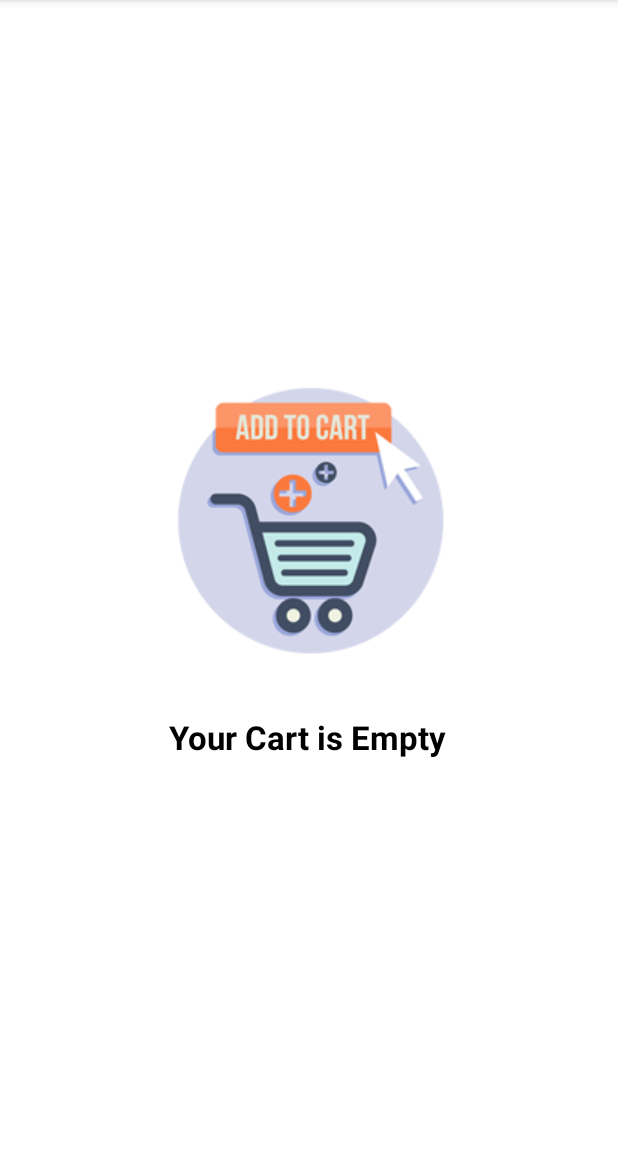
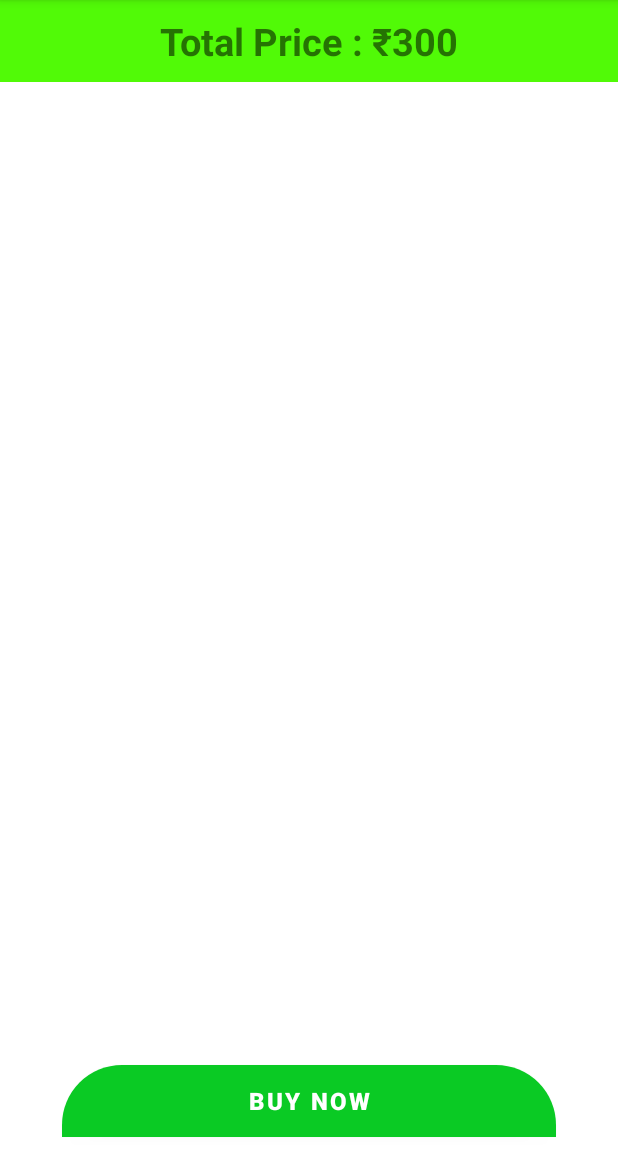
Before and after one commit to vraj129/Grocery-app, an Android app: the CartActivity screen opened directly, with no data from a screen before it, on a phone screen of 412 x 824 dp, the part 84-1236 px from its top. Run offline under Robolectric (Android 15) with nearby library versions, the light colour scheme and no system bars; our stand-ins replace Firebase (no records; nobody signed in at launch, a user with empty details on screens opened directly).

Commit message:
Cart Functionality

```diff
--- /dev/null
+++ b/app/src/main/java/com/example/grocery/Adapter/CartAdapter.java
@@ -0,0 +1,62 @@
+package com.example.grocery.Adapter;
+
+import android.content.Context;
+import android.view.LayoutInflater;
+import android.view.View;
+import android.view.ViewGroup;
+import android.widget.TextView;
+
+import androidx.annotation.NonNull;
+import androidx.recyclerview.widget.RecyclerView;
+
+import com.example.grocery.Model.CartModel;
+import com.example.grocery.R;
+
+import java.util.List;
+
+public class CartAdapter  extends RecyclerView.Adapter<CartAdapter.ViewHolder> {
+
+    Context mContext;
+    List<CartModel> cartModelList;
+
+    public CartAdapter(Context mContext, List<CartModel> cartModelList) {
+        this.mContext = mContext;
+        this.cartModelList = cartModelList;
+    }
+
+    @NonNull
+    @Override
+    public ViewHolder onCreateViewHolder(@NonNull ViewGroup parent, int viewType) {
+        View view = LayoutInflater.from(parent.getContext()).inflate(R.layout.cart_view,parent,false);
+        return new ViewHolder(view);
+    }
+
+    @Override
+    public void onBindViewHolder(@NonNull ViewHolder holder, int position) {
+        holder.name.setText(cartModelList.get(position).getProductName());
+        holder.price.setText(cartModelList.get(position).getproductPrice());
+        holder.date.setText(cartModelList.get(position).getCurrentDate());
+        holder.time.setText(cartModelList.get(position).getCurrentTime());
+        holder.quantity.setText(cartModelList.get(position).getTotalQuantity());
+        holder.totalprice.setText(cartModelList.get(position).getTotalPrice());
+
+    }
+
+    @Override
+    public int getItemCount() {
+        return cartModelList.size();
+    }
+
+    public class ViewHolder extends RecyclerView.ViewHolder {
+        TextView name,price,date,time,quantity,totalprice;
+        public ViewHolder(@NonNull View itemView) {
+            super(itemView);
+            name = itemView.findViewById(R.id.productname);
+            price = itemView.findViewById(R.id.productprice);
+            date = itemView.findViewById(R.id.currentdate);
+            time = itemView.findViewById(R.id.currentime);
+            quantity = itemView.findViewById(R.id.totalQuantity);
+            totalprice = itemView.findViewById(R.id.totalprice);
+        }
+    }
+}
--- a/app/src/main/java/com/example/grocery/CartActivity.java
+++ b/app/src/main/java/com/example/grocery/CartActivity.java
@@ -1,14 +1,62 @@
 package com.example.grocery;
 
+import androidx.annotation.NonNull;
 import androidx.appcompat.app.AppCompatActivity;
+import androidx.recyclerview.widget.LinearLayoutManager;
+import androidx.recyclerview.widget.RecyclerView;
 
 import android.os.Bundle;
 
+import com.example.grocery.Adapter.CartAdapter;
+import com.example.grocery.Model.CartModel;
+import com.google.android.gms.tasks.OnCompleteListener;
+import com.google.android.gms.tasks.Task;
+import com.google.firebase.auth.FirebaseAuth;
+import com.google.firebase.firestore.DocumentSnapshot;
+import com.google.firebase.firestore.FirebaseFirestore;
+import com.google.firebase.firestore.QuerySnapshot;
+
+import org.w3c.dom.Document;
+
+import java.util.ArrayList;
+import java.util.List;
+
 public class CartActivity extends AppCompatActivity {
+    RecyclerView recyclerView;
+    CartAdapter cartAdapter;
+    List<CartModel> cartModelList;
+
+    FirebaseAuth auth;
+    FirebaseFirestore firestore;
 
     @Override
     protected void onCreate(Bundle savedInstanceState) {
         super.onCreate(savedInstanceState);
         setContentView(R.layout.activity_cart);
+
+        firestore = FirebaseFirestore.getInstance();
+        auth = FirebaseAuth.getInstance();
+        recyclerView = findViewById(R.id.cartrecycler);
+        recyclerView.setLayoutManager(new LinearLayoutManager(CartActivity.this));
+
+        cartModelList = new ArrayList<>();
+        cartAdapter = new CartAdapter(CartActivity.this,cartModelList);
+        recyclerView.setAdapter(cartAdapter);
+        firestore.collection("AddToCart").document(auth.getCurrentUser().getUid())
+                .collection("currentUser").get().addOnCompleteListener(new OnCompleteListener<QuerySnapshot>() {
+            @Override
+            public void onComplete(@NonNull Task<QuerySnapshot> task) {
+                if(task.isSuccessful())
+                {
+                    for(DocumentSnapshot documentSnapshot : task.getResult().getDocuments()){
+                        CartModel cartModel = documentSnapshot.toObject(CartModel.class);
+                        cartModelList.add(cartModel);
+                        cartAdapter.notifyDataSetChanged();
+
+                    }
+                }
+            }
+        });
+
     }
 }
--- a/app/src/main/res/layout/activity_cart.xml
+++ b/app/src/main/res/layout/activity_cart.xml
@@ -6,30 +6,87 @@
     android:layout_height="match_parent"
     tools:context=".CartActivity">
 
+    <LinearLayout
+        android:id="@+id/linearlayout"
+        android:layout_width="match_parent"
+        android:layout_height="wrap_content"
+        android:orientation="vertical"
+        android:gravity="center"
+        android:visibility="gone"
+        app:layout_constraintBottom_toBottomOf="parent"
+        app:layout_constraintEnd_toEndOf="parent"
+        app:layout_constraintStart_toStartOf="parent"
+        app:layout_constraintTop_toTopOf="@+id/constraint">
+
         <ImageView
             android:id="@+id/imageView2"
             android:layout_width="wrap_content"
             android:layout_height="wrap_content"
-        android:src="@drawable/addtocartimg"
-        app:layout_constraintBottom_toBottomOf="parent"
-        app:layout_constraintEnd_toEndOf="parent"
-        app:layout_constraintHorizontal_bias="0.496"
-        app:layout_constraintStart_toStartOf="parent"
-        app:layout_constraintTop_toTopOf="parent"
-        app:layout_constraintVertical_bias="0.438" />
+            android:src="@drawable/addtocartimg" />
 
         <TextView
+            android:id="@+id/cartemty"
             android:layout_width="wrap_content"
             android:layout_height="wrap_content"
             android:text="Your Cart is Empty"
             android:textColor="@color/black"
             android:textSize="22sp"
+            android:textStyle="bold" />
+    </LinearLayout>
+
+    <androidx.constraintlayout.widget.ConstraintLayout
+        android:id="@+id/constraint"
+        android:layout_width="match_parent"
+        android:layout_height="match_parent"
+        app:layout_constraintBottom_toBottomOf="parent"
+        app:layout_constraintEnd_toEndOf="parent"
+        app:layout_constraintTop_toTopOf="parent"
+        app:layout_constraintVertical_bias="0">
+
+        <TextView
+            android:id="@+id/textView"
+            android:layout_width="0dp"
+            android:layout_height="wrap_content"
+            android:background="#51FA07"
+            android:text="Total Price : ₹300"
+            android:textAlignment="center"
+            android:textSize="25sp"
+            android:textStyle="bold"
+            android:padding="10dp"
+            app:layout_constraintEnd_toEndOf="parent"
+            app:layout_constraintStart_toStartOf="parent"
+            app:layout_constraintTop_toTopOf="parent" />
+
+        <androidx.recyclerview.widget.RecyclerView
+            android:id="@+id/cartrecycler"
+            android:layout_width="match_parent"
+            android:layout_height="0dp"
+            android:layout_marginLeft="8dp"
+            app:layout_constraintHeight_percent=".8"
+            android:layout_marginRight="8dp"
+            app:layout_constraintVertical_bias="0"
+            app:layout_constraintBottom_toTopOf="@+id/buybtn"
+            app:layout_constraintEnd_toEndOf="parent"
+            app:layout_constraintStart_toStartOf="parent"
+            app:layout_constraintTop_toBottomOf="@+id/textView" />
+
+        <Button
+            android:id="@+id/buybtn"
+            android:layout_width="0dp"
+            android:layout_height="wrap_content"
+            android:layout_margin="10dp"
+            android:background="@drawable/view_bg"
+            android:text="Buy Now"
+            android:textSize="16sp"
             android:textStyle="bold"
             app:layout_constraintBottom_toBottomOf="parent"
             app:layout_constraintEnd_toEndOf="parent"
-        app:layout_constraintHorizontal_bias="0.497"
             app:layout_constraintStart_toStartOf="parent"
-        app:layout_constraintTop_toBottomOf="@+id/imageView2"
-        app:layout_constraintVertical_bias="0.0" />
+            app:layout_constraintWidth_percent=".8" />
 
     </androidx.constraintlayout.widget.ConstraintLayout>
+
+
+
+
+</androidx.constraintlayout.widget.ConstraintLayout>
--- a/app/src/main/res/layout/activity_main.xml
+++ b/app/src/main/res/layout/activity_main.xml
@@ -27,10 +27,10 @@
                />
 
             <ImageView
+                android:id="@+id/cart"
                 android:layout_width="wrap_content"
                 android:layout_height="wrap_content"
                 android:layout_alignParentEnd="true"
-                android:id="@+id/cart"
                 android:layout_alignParentRight="true"
                 android:layout_marginEnd="4dp"
                 android:layout_marginRight="4dp"
```
Also changed, not shown: app/src/main/java/com/example/grocery/Model/CartModel.java (added, +70 -0 lines), app/src/main/res/layout/cart_view.xml (added, +169 -0 lines). Lines whose indentation alone changed are shown as unchanged.
